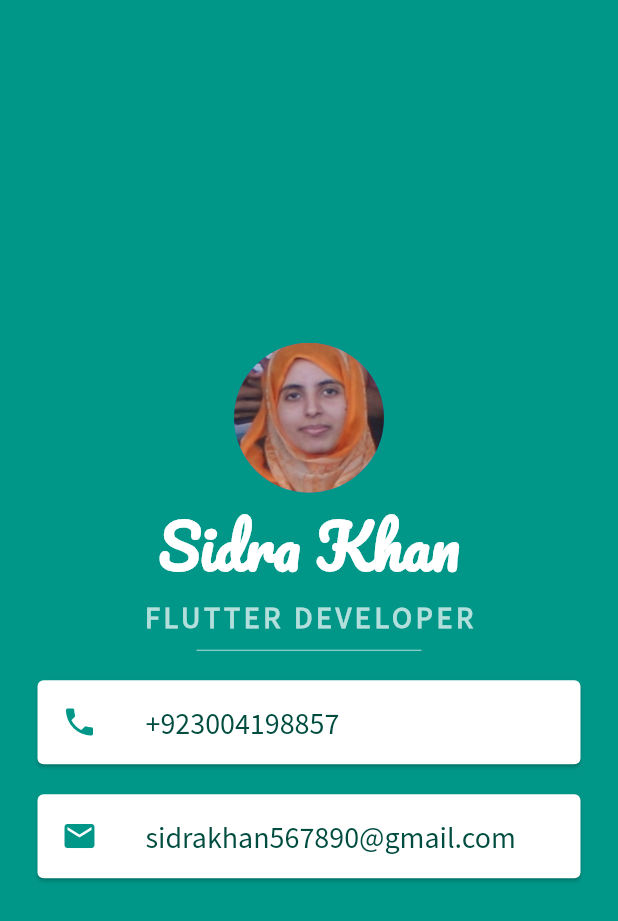
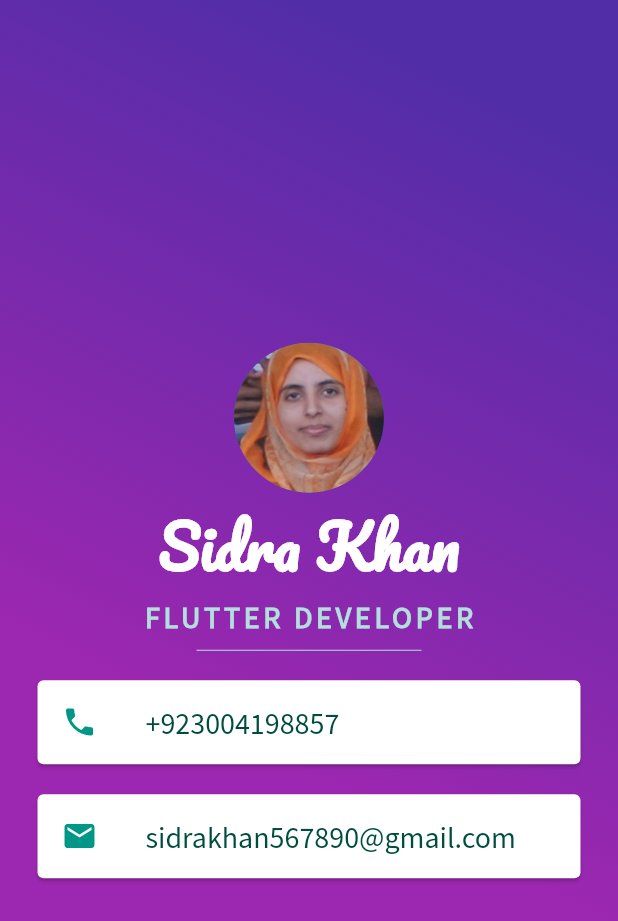
Before and after one commit to sidrakhandev/MICrad_Flutter_app, a Flutter app: the screen it shows after launch, on a phone screen of 412 x 824 dp. Shown: the top 921 px of the screen. Run offline on Flutter 3.47's test engine with Material 2 defaults, Android fonts, the phone set to English and light mode, and no system bars.

Commit message:
Adding Gradient to background

```diff
--- a/lib/main.dart
+++ b/lib/main.dart
@@ -5,12 +5,21 @@ void main() {
 }
 
 class MyApp extends StatelessWidget {
+  Color gradientStart = Colors.deepPurple[700]; //Change start gradient color here
+  Color gradientEnd = Colors.purple[500]; //Change end gradient color here
   @override
   Widget build(BuildContext context) {
     return MaterialApp(
       home: Scaffold(
-        backgroundColor: Colors.teal,
-        body: SafeArea(
+        body: new Container(
+          decoration: new BoxDecoration(
+            gradient: new LinearGradient(colors: [gradientStart, gradientEnd],
+                begin: const FractionalOffset(0.5, 0.0),
+                end: const FractionalOffset(0.0, 0.5),
+                stops: [0.0,1.0],
+                tileMode: TileMode.clamp
+            ),
+          ),
             child: Column(
               mainAxisAlignment: MainAxisAlignment.center,
           children: <Widget>[
```
